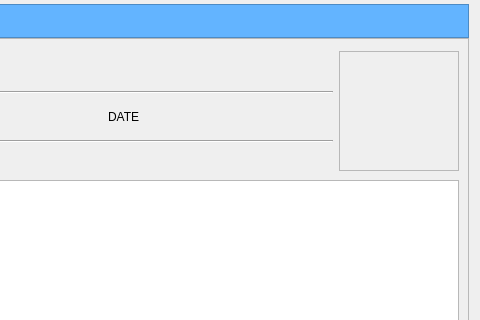
Old version of the form plugins/scene_loader/gui/main.ui in the repository MayaFramework/Framework; both pictures show x 144 to 624 and y 222 to 542 of the 624 by 656 pixel window.
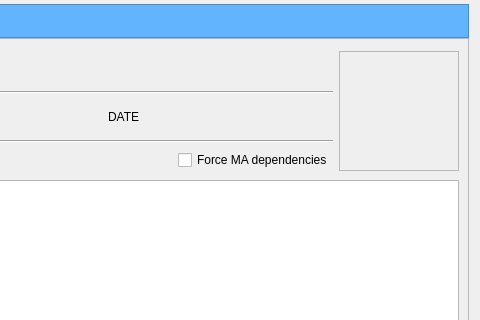
New version of the form. Icons and pictures are not drawn. Custom widgets are drawn as their Qt base class.

What changed in the file:
```diff
--- a/plugins/scene_loader/gui/main.ui
+++ b/plugins/scene_loader/gui/main.ui
@@ -311,6 +311,13 @@
               </property>
              </spacer>
             </item>
+            <item>
+             <widget class="QCheckBox" name="maDependCB">
+              <property name="text">
+               <string>Force MA dependencies</string>
+              </property>
+             </widget>
+            </item>
            </layout>
           </item>
          </layout>
@@ -477,6 +484,13 @@
    </item>
   </layout>
  </widget>
+ <customwidgets>
+  <customwidget>
+   <class>BackgroundList</class>
+   <extends>QListWidget</extends>
+   <header>Framework.plugins.scene_loader.gui.scenes_lw</header>
+  </customwidget>
+ </customwidgets>
  <resources/>
  <connections/>
 </ui>
```
Left out of the diff: 2 changed lines with no effect on the pictures.
